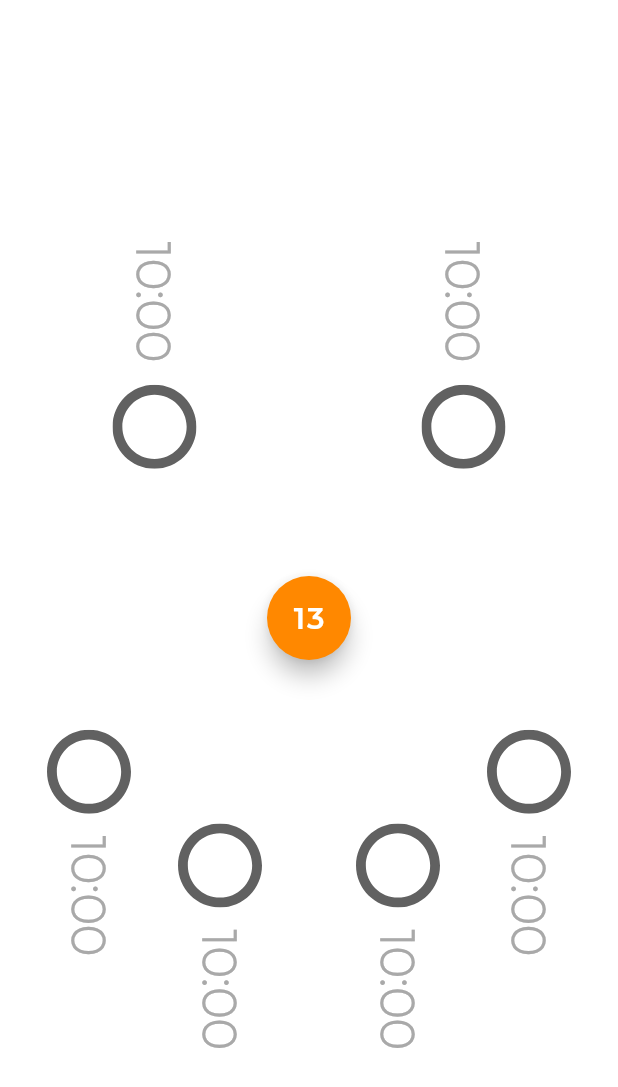
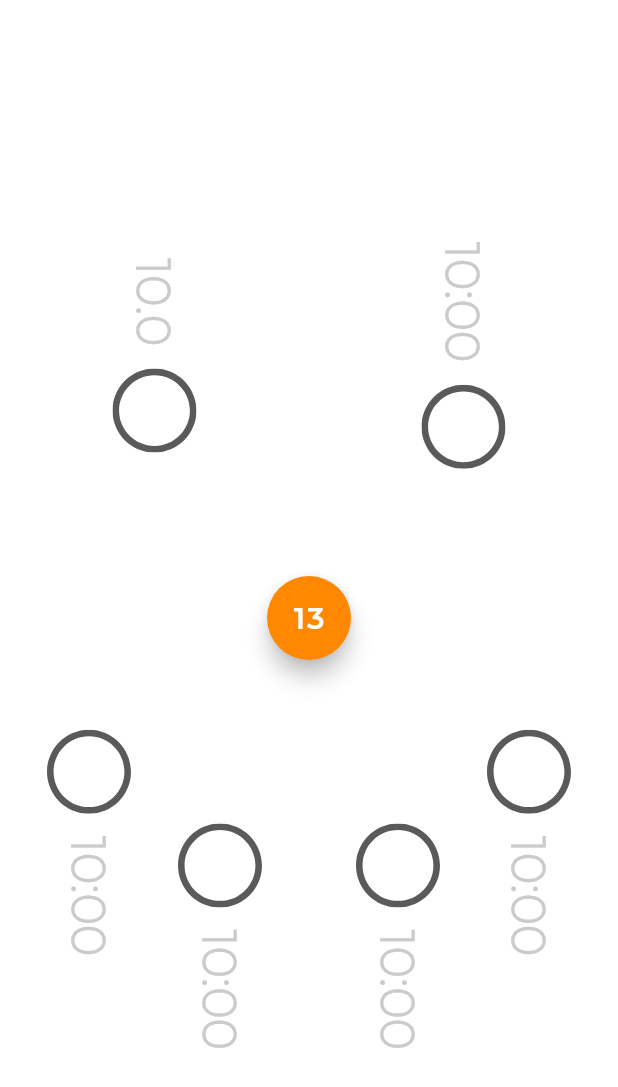
Before and after one commit to PlanetSujan/Overclock, a Flutter app: the screen it shows after launch, on a phone screen of 412 x 824 dp. Shown: the top 1087 px of the screen. Run offline on Flutter 3.47's test engine with Material 2 defaults, Android fonts, the phone set to English and light mode, and no system bars; our stand-ins replace flutter_svg.

Commit message:
Added functions to begin to build multiple timers

```diff
--- a/lib/clocks.dart
+++ b/lib/clocks.dart
@@ -1,6 +1,7 @@
 import 'package:flutter/material.dart';
 import 'package:flutter_svg/flutter_svg.dart';
 import 'dart:developer';
+import 'dart:async';
 
 import 'package:overclock/main.dart';
 
@@ -20,6 +21,9 @@ class _ClocksState extends State<Clocks> {
   int ticketNumber = 13;
   String ticketNumberParsed = '13';
 
+  double totalTime = 10.00;
+  String totalTimeParsed = "";
+
   var terminal = [
     Terminal(),
     Terminal(),
@@ -29,6 +33,32 @@ class _ClocksState extends State<Clocks> {
     Terminal(),
   ];
 
+  Timer? _timer;
+  int _start = 600;
+
+  void startTimer() {
+    const oneSec = Duration(seconds: 1);
+    _timer = new Timer.periodic(
+      oneSec,
+      (Timer timer) {
+        if (_start == 0) {
+          setState(() {
+            totalTime = 10.00;
+            timer.cancel();
+          });
+        } else {
+          int minutes = ((_start / 60).floor()) * 100;
+          int seconds = _start % 60;
+          totalTime = (minutes + seconds) / 100;
+          //totalTimeParsed = minutes.toString() + ":" + seconds.toString();
+          setState(() {
+            _start--;
+          });
+        }
+      },
+    );
+  }
+
   @override
   void initState() {
     super.initState();
@@ -36,11 +66,7 @@ class _ClocksState extends State<Clocks> {
   }
 
   void initTerminals() {
-    for (var i = 0; i < 6; i++) {
-      terminal[i].timer = 2.00;
-      String timerParsed = terminal[i].timer.toString();
-      log(timerParsed);
-    }
+    for (var i = 0; i < 6; i++) {}
     setState(() {});
   }
 
@@ -99,14 +125,14 @@ class _ClocksState extends State<Clocks> {
                   mainAxisAlignment: MainAxisAlignment.center,
                   children: [
                     //Sideways timer
-                    const Padding(
-                      padding: EdgeInsets.only(bottom: 15.0),
+                    Padding(
+                      padding: const EdgeInsets.only(bottom: 15.0),
                       child: RotatedBox(
                         quarterTurns: 1,
                         child: Text(
-                          '10:00',
-                          style: TextStyle(
-                            color: Color.fromARGB(255, 169, 169, 169),
+                          '$totalTime',
+                          style: const TextStyle(
+                            color: Color.fromARGB(255, 203, 203, 203),
                             fontSize: 32,
                             fontWeight: FontWeight.bold,
                           ),
@@ -129,6 +155,7 @@ class _ClocksState extends State<Clocks> {
                       },
                       onAccept: (data) {
                         checkForVacancy(1);
+                        startTimer();
                       },
                     ),
                     const Padding(
@@ -149,7 +176,7 @@ class _ClocksState extends State<Clocks> {
                         child: Text(
                           '10:00',
                           style: TextStyle(
-                            color: Color.fromARGB(255, 169, 169, 169),
+                            color: Color.fromARGB(255, 203, 203, 203),
                             fontSize: 32,
                             fontWeight: FontWeight.bold,
                           ),
@@ -223,7 +250,7 @@ class _ClocksState extends State<Clocks> {
                         child: Text(
                           '10:00',
                           style: TextStyle(
-                            color: Color.fromARGB(255, 169, 169, 169),
+                            color: Color.fromARGB(255, 203, 203, 203),
                             fontSize: 32,
                             fontWeight: FontWeight.bold,
                           ),
@@ -265,7 +292,7 @@ class _ClocksState extends State<Clocks> {
                         child: Text(
                           '10:00',
                           style: TextStyle(
-                            color: Color.fromARGB(255, 169, 169, 169),
+                            color: Color.fromARGB(255, 203, 203, 203),
                             fontSize: 32,
                             fontWeight: FontWeight.bold,
                           ),
@@ -308,7 +335,7 @@ class _ClocksState extends State<Clocks> {
                         child: Text(
                           '10:00',
                           style: TextStyle(
-                            color: Color.fromARGB(255, 169, 169, 169),
+                            color: Color.fromARGB(255, 203, 203, 203),
                             fontSize: 32,
                             fontWeight: FontWeight.bold,
                           ),
@@ -350,7 +377,7 @@ class _ClocksState extends State<Clocks> {
                         child: Text(
                           '10:00',
                           style: TextStyle(
-                            color: Color.fromARGB(255, 169, 169, 169),
+                            color: Color.fromARGB(255, 203, 203, 203),
                             fontSize: 32,
                             fontWeight: FontWeight.bold,
                           ),
--- a/lib/main.dart
+++ b/lib/main.dart
@@ -2,6 +2,7 @@ import 'dart:developer';
 
 import 'package:flutter/material.dart';
 import 'package:overclock/clocks.dart';
+import 'dart:async';
 
 void main() {
   runApp(const OverClock());
@@ -23,5 +24,6 @@ class OverClock extends StatelessWidget {
 class Terminal {
   bool vacancyState = true;
   bool ticking = false;
-  double timer = 10.00;
+  Timer? timer;
+  Color textColor = Color.fromARGB(255, 203, 203, 203);
 }
```
Also changed, not shown: assets/ui/empty_slot_dark.svg, assets/ui/empty_slot_light.svg.
